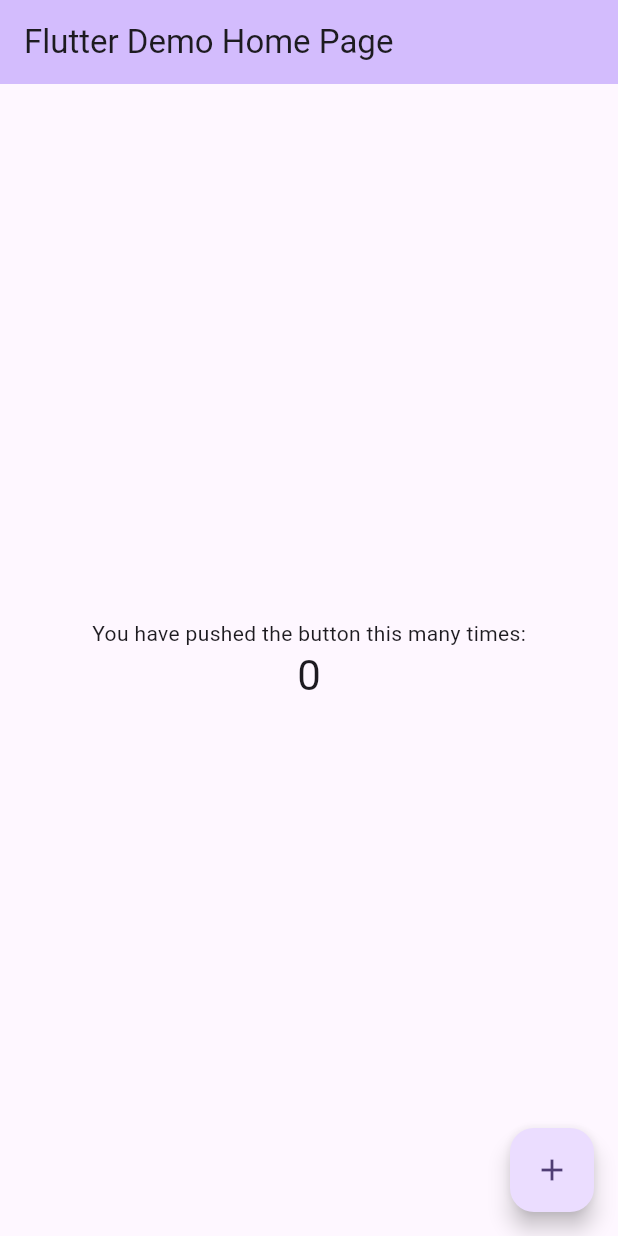
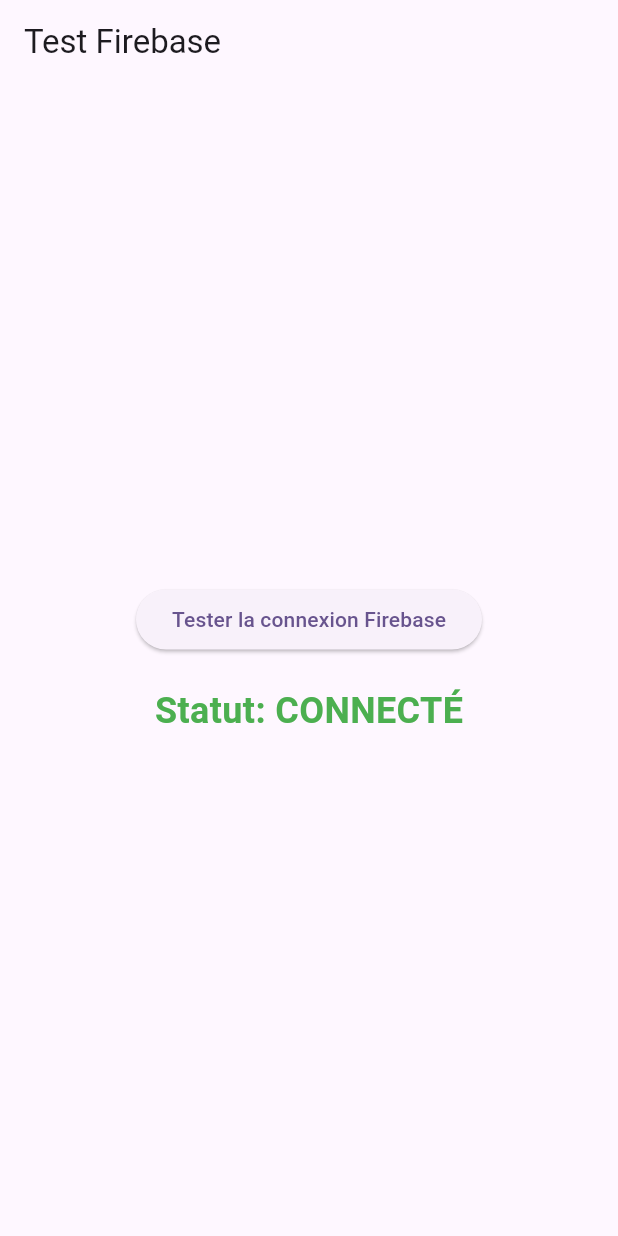
Before and after one commit to najatmerabet/Mukhliss, a Flutter app: the screen it shows after launch, on a phone screen of 412 x 824 dp. Run offline on Flutter 3.47's test engine with Material 3 defaults, Android fonts, the phone set to English and light mode, and no system bars; our stand-ins replace firebase_core, get; accounts and stored records are empty.

Commit message:
last update

```diff
--- /dev/null
+++ b/lib/core/services/firebase_checker.dart
@@ -0,0 +1,23 @@
+// lib/core/services/firebase_checker.dart
+import 'package:firebase_core/firebase_core.dart';
+import 'package:flutter/material.dart';
+
+class FirebaseChecker {
+  /// Vérifie la connexion à Firebase
+  static Future<bool> checkFirebaseConnection() async {
+    try {
+      // Initialise Firebase si ce n'est pas déjà fait
+      WidgetsFlutterBinding.ensureInitialized();
+      await Firebase.initializeApp();
+
+      // Vérification supplémentaire (optionnelle)
+      // Vous pouvez tester un accès simple à Firestore ou Auth
+      // final snapshot = await FirebaseFirestore.instance.collection('test').limit(1).get();
+
+      return true;
+    } catch (e) {
+      debugPrint('Erreur de connexion Firebase: $e');
+      return false;
+    }
+  }
+}
--- /dev/null
+++ b/lib/firebase_test_screen.dart
@@ -0,0 +1,53 @@
+// lib/features/auth/screens/firebase_test_screen.dart
+import 'package:flutter/material.dart';
+import 'package:get/get.dart';
+import '../../../core/services/firebase_checker.dart';
+
+class FirebaseTestScreen extends StatelessWidget {
+  const FirebaseTestScreen({super.key});
+
+  @override
+  Widget build(BuildContext context) {
+    return Scaffold(
+      appBar: AppBar(title: const Text('Test Firebase')),
+      body: Center(
+        child: Column(
+          mainAxisAlignment: MainAxisAlignment.center,
+          children: [
+            ElevatedButton(
+              onPressed: () async {
+                final isConnected = await FirebaseChecker.checkFirebaseConnection();
+                Get.snackbar(
+                  'Résultat du test',
+                  isConnected ? 'Connecté à Firebase ✅' : 'Échec de connexion ❌',
+                  backgroundColor: isConnected ? Colors.green : Colors.red,
+                  colorText: Colors.white,
+                );
+              },
+              child: const Text('Tester la connexion Firebase'),
+            ),
+            const SizedBox(height: 20),
+            FutureBuilder(
+              future: FirebaseChecker.checkFirebaseConnection(),
+              builder: (context, snapshot) {
+                if (snapshot.connectionState == ConnectionState.waiting) {
+                  return const CircularProgressIndicator();
+                }
+
+                final isConnected = snapshot.data ?? false;
+                return Text(
+                  'Statut: ${isConnected ? 'CONNECTÉ' : 'NON CONNECTÉ'}',
+                  style: TextStyle(
+                    color: isConnected ? Colors.green : Colors.red,
+                    fontWeight: FontWeight.bold,
+                    fontSize: 24,
+                  ),
+                );
+              },
+            ),
+          ],
+        ),
+      ),
+    );
+  }
+}
--- a/lib/main.dart
+++ b/lib/main.dart
@@ -1,4 +1,6 @@
 import 'package:flutter/material.dart';
+import 'package:get/get.dart';
+import 'package:mukhliss/firebase_test_screen.dart';
 
 void main() {
   runApp(const MyApp());
@@ -10,27 +12,20 @@
   // This widget is the root of your application.
   @override
   Widget build(BuildContext context) {
-    return MaterialApp(
+    return GetMaterialApp( // Remplacez MaterialApp par GetMaterialApp
       title: 'Flutter Demo',
       theme: ThemeData(
-        // This is the theme of your application.
-        //
-        // TRY THIS: Try running your application with "flutter run". You'll see
-        // the application has a purple toolbar. Then, without quitting the app,
-        // try changing the seedColor in the colorScheme below to Colors.green
-        // and then invoke "hot reload" (save your changes or press the "hot
-        // reload" button in a Flutter-supported IDE, or press "r" if you used
-        // the command line to start the app).
-        //
-        // Notice that the counter didn't reset back to zero; the application
-        // state is not lost during the reload. To reset the state, use hot
-        // restart instead.
-        //
-        // This works for code too, not just values: Most code changes can be
-        // tested with just a hot reload.
         colorScheme: ColorScheme.fromSeed(seedColor: Colors.deepPurple),
+        useMaterial3: true,
       ),
-      home: const MyHomePage(title: 'Flutter Demo Home Page'),
+      initialRoute: '/', // Route initiale
+      getPages: [ // Configurez vos routes ici
+        GetPage(
+          name: '/',
+          page: () => const FirebaseTestScreen(),
+        ),
+
+      ],
     );
   }
 }
--- a/pubspec.yaml
+++ b/pubspec.yaml
@@ -34,6 +34,8 @@
   # The following adds the Cupertino Icons font to your application.
   # Use with the CupertinoIcons class for iOS style icons.
   cupertino_icons: ^1.0.8
+  firebase_core: ^3.13.0
+  get: ^4.7.2
 
 dev_dependencies:
   flutter_test:
@@ -45,6 +47,7 @@
   # package. See that file for information about deactivating specific lint
   # rules and activating additional ones.
   flutter_lints: ^5.0.0
+
 
 # For information on the generic Dart part of this file, see the
 # following page: https://dart.dev/tools/pub/pubspec
```
Also changed, not shown: firebase.json, lib/firebase_options.dart (added), pubspec.lock, 6 other files.
